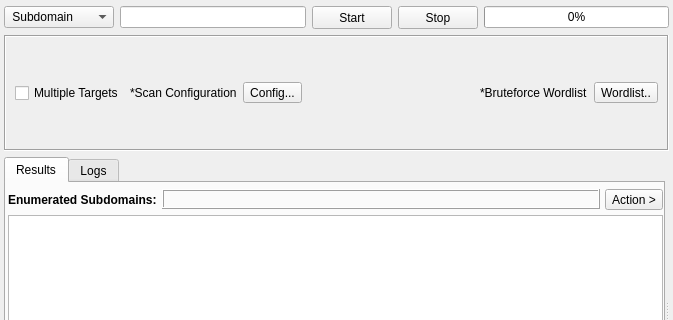
Old version of the form sub3suite/src/engines/brute/Brute.ui in the repository 3nock/OTE; both pictures show x 0 to 673 and y 0 to 320 of the 673 by 463 pixel window.
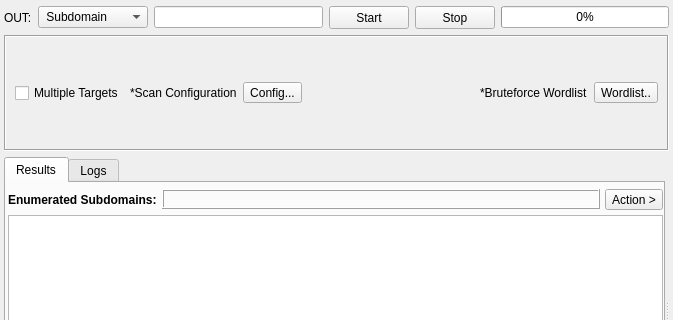
New version of the form. Custom widgets are drawn as their Qt base class.

```diff
--- a/sub3suite/src/engines/brute/Brute.ui
+++ b/sub3suite/src/engines/brute/Brute.ui
@@ -31,6 +31,13 @@
    </property>
    <item>
     <layout class="QHBoxLayout" name="horizontalLayout_6">
+     <item>
+      <widget class="QLabel" name="labelOUT">
+       <property name="text">
+        <string>OUT:</string>
+       </property>
+      </widget>
+     </item>
      <item>
       <widget class="QComboBox" name="comboBoxOutput">
        <property name="sizePolicy">
```
